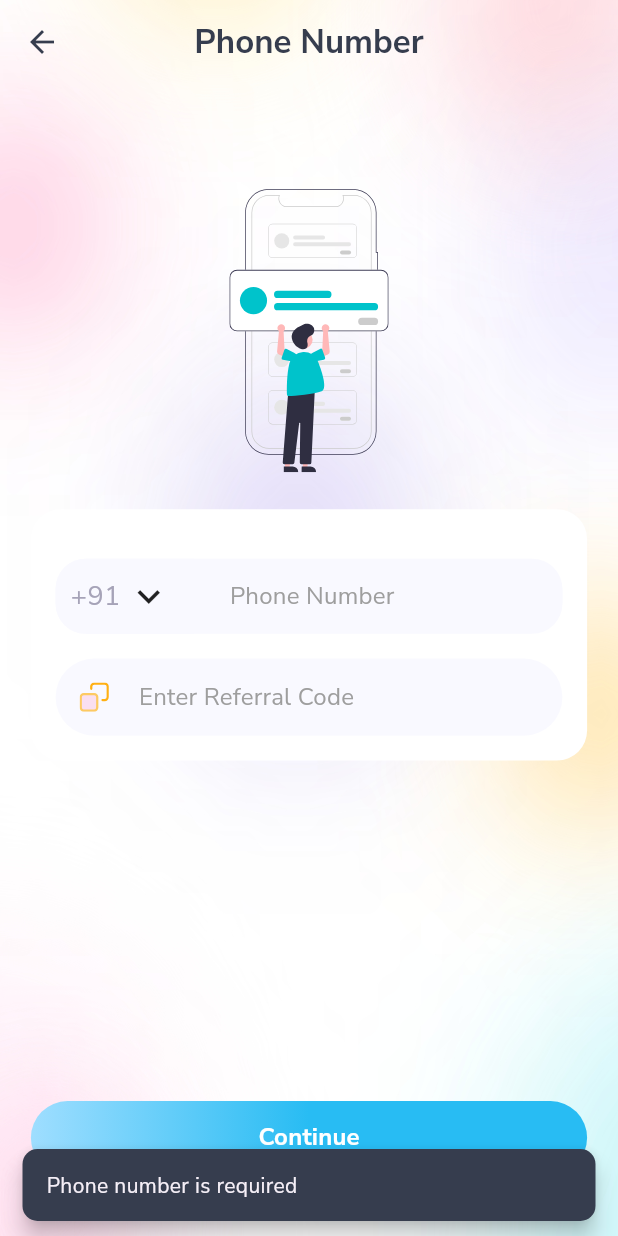
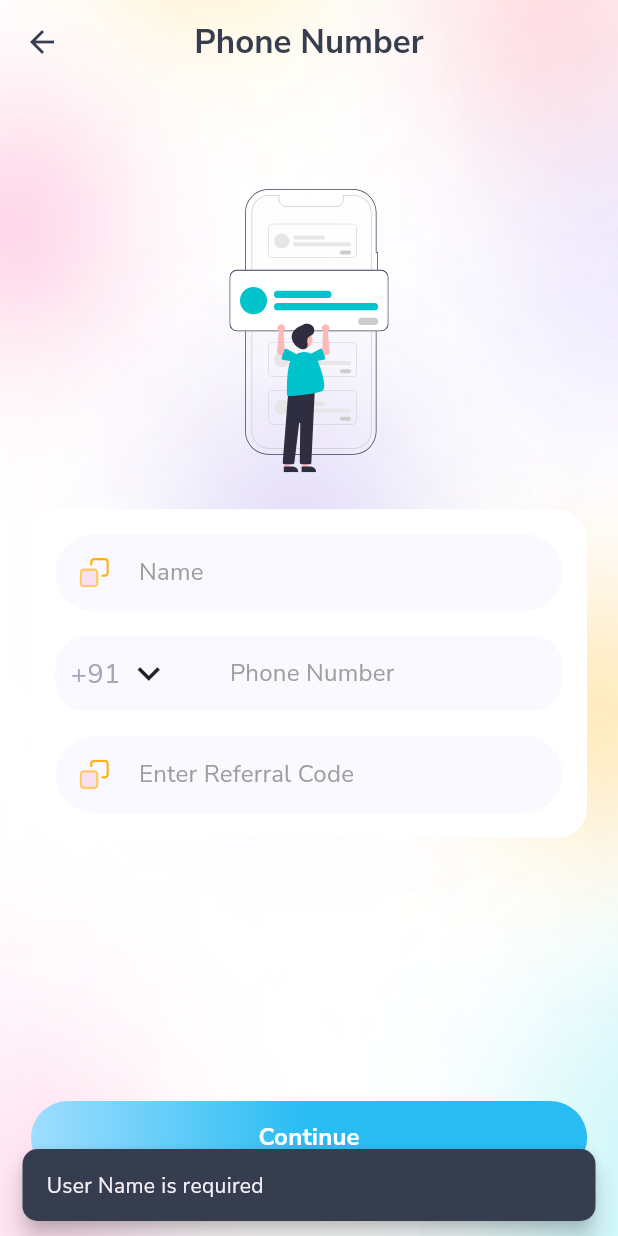
Before and after one commit to Igoraza/BSTY, a Flutter app: the VerifyPhone screen opened by its route, after a tap on "Continue", on a phone screen of 412 x 824 dp. Run offline on Flutter 3.47's test engine with Material 3 defaults, Android fonts, the phone set to English and light mode, and no system bars; our stand-ins replace cached_network_image, camera, carousel_slider, cloud_firestore, device_preview, dio and 32 more; missing offline and left inert: agora_rtc_engine, align_positioned, crop_image, flutter_callkit_incoming, flutter_portal, in_app_purchase_android and 5 more; accounts and stored records are empty; project files that could hold a hidden picture were left out.

Commit message:
Bug fixes in signup steps

```diff
--- a/lib/features/auth/pages/verification/verify_phone_page.dart
+++ b/lib/features/auth/pages/verification/verify_phone_page.dart
@@ -34,15 +34,15 @@ class _VerifyPhoneState extends State<VerifyPhone> {
 
   final _referralCode = TextEditingController();
 
-  // final _nameController = TextEditingController();
+  final _nameController = TextEditingController();
 
   Future<void>? validatePhone(BuildContext context) async {
     log("Validating phone");
     if (VerifyPhone.formkey.currentState!.validate()) {
-      // if (_nameController.text.isEmpty) {
-      //   showSnackBar('User Name is required');
-      //   return;
-      // }
+      if (_nameController.text.isEmpty) {
+        showSnackBar('User Name is required');
+        return;
+      }
       VerifyPhone.formkey.currentState!.save();
       if (_phoneNum.text.isEmpty) {
         showSnackBar('Phone number is required');
@@ -56,7 +56,7 @@ class _VerifyPhoneState extends State<VerifyPhone> {
       final reqId = DateTime.now().millisecondsSinceEpoch.toString();
       final phone = _phoneCode.text.substring(1) + _phoneNum.text;
       final userData = SignUpModel(
-        name: "User",
+        name: _nameController.text,
         phone: phone,
         requestId: reqId,
       );
@@ -68,18 +68,18 @@ class _VerifyPhoneState extends State<VerifyPhone> {
             VerifyOtp.routeName,
             arguments: VerifyOtpArgs(
               isLoggingIn: false,
-              name: "User",
+              name: _nameController.text,
               phone: phone,
               requestId: requestId,
             ),
           );
         }
       });
-      await AuthProvider().updatePhone(
-        context,
-        phone: _phoneCode.text + _phoneNum.text,
-        referralCode: _referralCode.text,
-      );
+      // await AuthProvider().updatePhone(
+      //   context,
+      //   phone: _phoneCode.text + _phoneNum.text,
+      //   referralCode: _referralCode.text,
+      // );
       log('------validate phone');
     }
   }
@@ -128,18 +128,16 @@ class _VerifyPhoneState extends State<VerifyPhone> {
       key: VerifyPhone.formkey,
       child: Column(
         children: [
-          // TextFormField(
-          //   controller: _nameController,
-          //   decoration: kInputDecoration.copyWith(
-          //     hintText: 'Name',
-          // prefixIcon: Padding(
-          //   padding: const EdgeInsets.all(16.0),
-          //   child: SvgPicture.asset(
-          //     'assets/images/auth/referral_code.svg',
-          //   ),
-          // ),
-          //   ),
-          // ),
+          TextFormField(
+            controller: _nameController,
+            decoration: kInputDecoration.copyWith(
+              hintText: 'Name',
+              prefixIcon: Padding(
+                padding: const EdgeInsets.all(16.0),
+                child: SvgPicture.asset('assets/images/auth/referral_code.svg'),
+              ),
+            ),
+          ),
           SizedBox(height: appHeight * 0.02),
           PhoneNumberField(
             phoneCodeController: _phoneCode,
--- a/pubspec.yaml
+++ b/pubspec.yaml
@@ -16,7 +16,7 @@ publish_to: "none" # Remove this line if you wish to publish to pub.dev
 # https://developer.apple.com/library/archive/documentation/General/Reference/InfoPlistKeyReference/Articles/CoreFoundationKeys.html
 # In Windows, build-name is used as the major, minor, and patch parts
 # of the product and file versions while build-number is used as the build suffix.
-version: 1.1.0+7
+version: 1.1.1+8
 
 environment:
   sdk: ^3.8.0
```
Also changed, not shown: lib/features/auth/pages/initial/ac_created.dart (+29 -19 lines), lib/features/auth/services/auth_provider.dart (+23 -18 lines), 1 other file.
